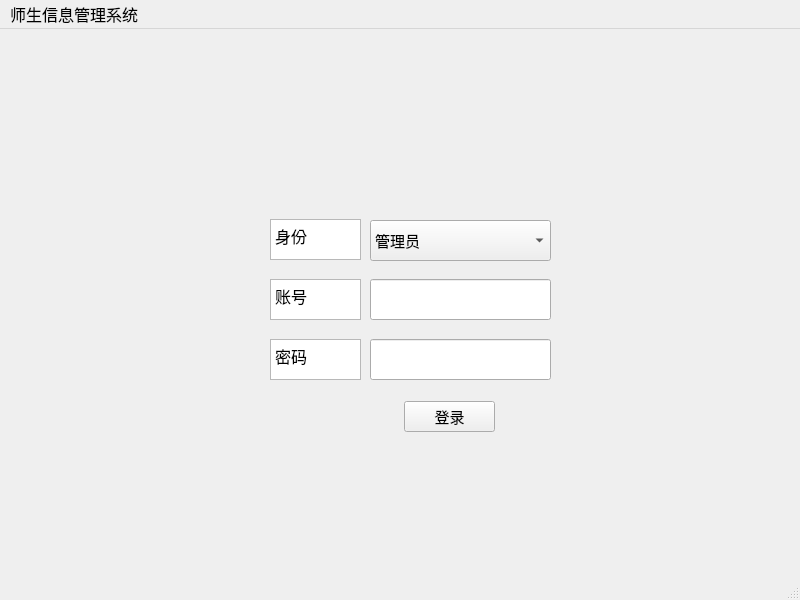
Qt form gui/login.ui (jiang-zixian/DataBase_experiment) before a commit.
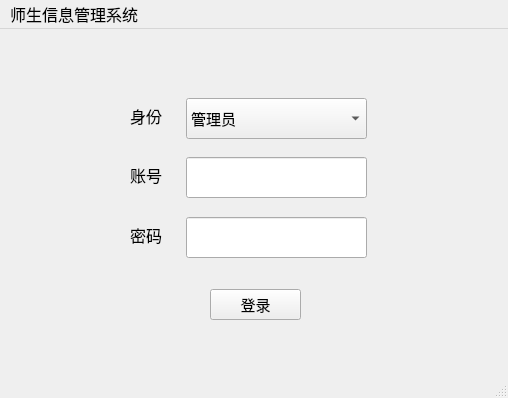
The same form after that commit.

What changed in the file:
```diff
--- a/gui/login.ui
+++ b/gui/login.ui
@@ -6,8 +6,8 @@
    <rect>
     <x>0</x>
     <y>0</y>
-    <width>800</width>
-    <height>600</height>
+    <width>508</width>
+    <height>398</height>
    </rect>
   </property>
   <property name="font">
@@ -22,8 +22,8 @@
    <widget class="QLineEdit" name="lineEdit">
     <property name="geometry">
      <rect>
-      <x>370</x>
-      <y>250</y>
+      <x>186</x>
+      <y>128</y>
       <width>181</width>
       <height>41</height>
      </rect>
@@ -40,8 +40,8 @@
    <widget class="QLineEdit" name="lineEdit_2">
     <property name="geometry">
      <rect>
-      <x>370</x>
-      <y>310</y>
+      <x>186</x>
+      <y>188</y>
       <width>181</width>
       <height>41</height>
      </rect>
@@ -58,8 +58,8 @@
    <widget class="QComboBox" name="comboBox_2">
     <property name="geometry">
      <rect>
-      <x>370</x>
-      <y>191</y>
+      <x>186</x>
+      <y>69</y>
       <width>181</width>
       <height>41</height>
      </rect>
@@ -85,77 +85,11 @@
      </property>
     </item>
    </widget>
-   <widget class="QTextEdit" name="textEdit">
-    <property name="geometry">
-     <rect>
-      <x>270</x>
-      <y>190</y>
-      <width>91</width>
-      <height>41</height>
-     </rect>
-    </property>
-    <property name="font">
-     <font>
-      <pointsize>12</pointsize>
-     </font>
-    </property>
-    <property name="html">
-     <string>&lt;!DOCTYPE HTML PUBLIC &quot;-//W3C//DTD HTML 4.0//EN&quot; &quot;http://www.w3.org/TR/REC-html40/strict.dtd&quot;&gt;
-&lt;html&gt;&lt;head&gt;&lt;meta name=&quot;qrichtext&quot; content=&quot;1&quot; /&gt;&lt;style type=&quot;text/css&quot;&gt;
-p, li { white-space: pre-wrap; }
-&lt;/style&gt;&lt;/head&gt;&lt;body style=&quot; font-family:'SimSun'; font-size:12pt; font-weight:400; font-style:normal;&quot;&gt;
-&lt;p style=&quot; margin-top:0px; margin-bottom:0px; margin-left:0px; margin-right:0px; -qt-block-indent:0; text-indent:0px;&quot;&gt;身份&lt;/p&gt;&lt;/body&gt;&lt;/html&gt;</string>
-    </property>
-   </widget>
-   <widget class="QTextEdit" name="textEdit_2">
-    <property name="geometry">
-     <rect>
-      <x>270</x>
-      <y>250</y>
-      <width>91</width>
-      <height>41</height>
-     </rect>
-    </property>
-    <property name="font">
-     <font>
-      <pointsize>11</pointsize>
-     </font>
-    </property>
-    <property name="html">
-     <string>&lt;!DOCTYPE HTML PUBLIC &quot;-//W3C//DTD HTML 4.0//EN&quot; &quot;http://www.w3.org/TR/REC-html40/strict.dtd&quot;&gt;
-&lt;html&gt;&lt;head&gt;&lt;meta name=&quot;qrichtext&quot; content=&quot;1&quot; /&gt;&lt;style type=&quot;text/css&quot;&gt;
-p, li { white-space: pre-wrap; }
-&lt;/style&gt;&lt;/head&gt;&lt;body style=&quot; font-family:'SimSun'; font-size:11pt; font-weight:400; font-style:normal;&quot;&gt;
-&lt;p style=&quot; margin-top:0px; margin-bottom:0px; margin-left:0px; margin-right:0px; -qt-block-indent:0; text-indent:0px;&quot;&gt;&lt;span style=&quot; font-size:12pt;&quot;&gt;账号&lt;/span&gt;&lt;/p&gt;&lt;/body&gt;&lt;/html&gt;</string>
-    </property>
-   </widget>
-   <widget class="QTextEdit" name="textEdit_3">
-    <property name="geometry">
-     <rect>
-      <x>270</x>
-      <y>310</y>
-      <width>91</width>
-      <height>41</height>
-     </rect>
-    </property>
-    <property name="font">
-     <font>
-      <pointsize>11</pointsize>
-     </font>
-    </property>
-    <property name="html">
-     <string>&lt;!DOCTYPE HTML PUBLIC &quot;-//W3C//DTD HTML 4.0//EN&quot; &quot;http://www.w3.org/TR/REC-html40/strict.dtd&quot;&gt;
-&lt;html&gt;&lt;head&gt;&lt;meta name=&quot;qrichtext&quot; content=&quot;1&quot; /&gt;&lt;style type=&quot;text/css&quot;&gt;
-p, li { white-space: pre-wrap; }
-&lt;/style&gt;&lt;/head&gt;&lt;body style=&quot; font-family:'SimSun'; font-size:11pt; font-weight:400; font-style:normal;&quot;&gt;
-&lt;p style=&quot; margin-top:0px; margin-bottom:0px; margin-left:0px; margin-right:0px; -qt-block-indent:0; text-indent:0px;&quot;&gt;&lt;span style=&quot; font-size:12pt;&quot;&gt;密码&lt;/span&gt;&lt;/p&gt;&lt;/body&gt;&lt;/html&gt;</string>
-    </property>
-   </widget>
    <widget class="QPushButton" name="pushButton">
     <property name="geometry">
      <rect>
-      <x>404</x>
-      <y>372</y>
+      <x>210</x>
+      <y>260</y>
       <width>91</width>
       <height>31</height>
      </rect>
@@ -169,13 +103,52 @@
      <string>登录</string>
     </property>
    </widget>
+   <widget class="QLabel" name="label">
+    <property name="geometry">
+     <rect>
+      <x>130</x>
+      <y>71</y>
+      <width>71</width>
+      <height>31</height>
+     </rect>
+    </property>
+    <property name="text">
+     <string>身份</string>
+    </property>
+   </widget>
+   <widget class="QLabel" name="label_2">
+    <property name="geometry">
+     <rect>
+      <x>130</x>
+      <y>130</y>
+      <width>81</width>
+      <height>31</height>
+     </rect>
+    </property>
+    <property name="text">
+     <string>账号</string>
+    </property>
+   </widget>
+   <widget class="QLabel" name="label_3">
+    <property name="geometry">
+     <rect>
+      <x>130</x>
+      <y>190</y>
+      <width>61</width>
+      <height>31</height>
+     </rect>
+    </property>
+    <property name="text">
+     <string>密码</string>
+    </property>
+   </widget>
   </widget>
   <widget class="QMenuBar" name="menubar">
    <property name="geometry">
     <rect>
      <x>0</x>
      <y>0</y>
-     <width>800</width>
+     <width>508</width>
      <height>27</height>
     </rect>
    </property>
```
